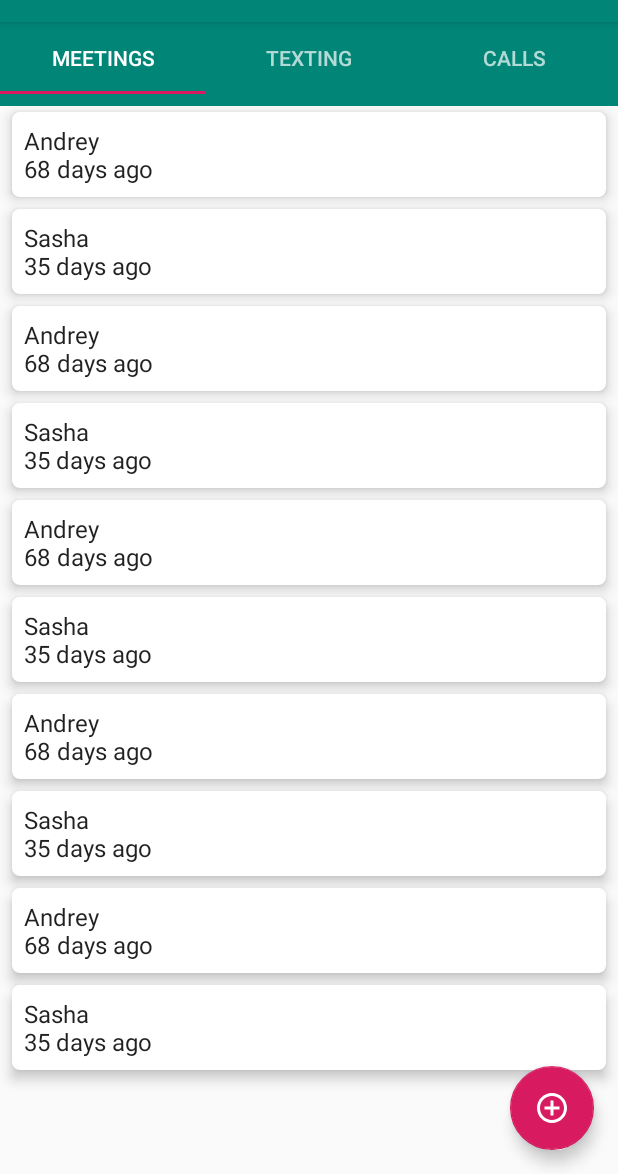
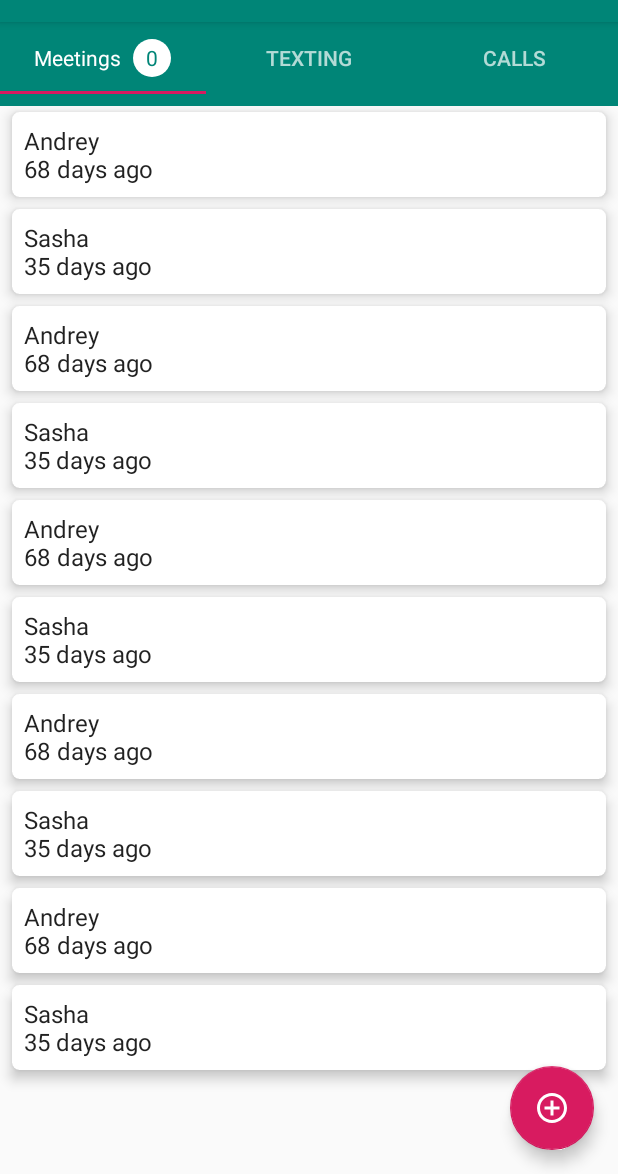
Before and after one commit to kirillsmirnov1/Friends-reminder-android, an Android app: the screen it shows after launch (MainActivity), on a phone screen of 412 x 824 dp, the part 62-1236 px from its top. Run offline under Robolectric (Android 15) with nearby library versions, the light colour scheme and no system bars.

Commit message:
Use custom tab view

```diff
--- a/app/build.gradle
+++ b/app/build.gradle
@@ -1,4 +1,6 @@
 apply plugin: 'com.android.application'
+apply plugin: 'kotlin-android-extensions'
+apply plugin: 'kotlin-android'
 
 android {
     compileSdkVersion 29
@@ -29,4 +31,8 @@ dependencies {
     testImplementation 'junit:junit:4.12'
     androidTestImplementation 'androidx.test:runner:1.1.0-alpha4'
     androidTestImplementation 'androidx.test.espresso:espresso-core:3.1.0-alpha4'
+    implementation "org.jetbrains.kotlin:kotlin-stdlib-jdk7:$kotlin_version"
 }
+repositories {
+    mavenCentral()
+}
--- a/app/src/main/java/com/trulden/friends/activity/MainActivity.java
+++ b/app/src/main/java/com/trulden/friends/activity/MainActivity.java
@@ -2,8 +2,6 @@ package com.trulden.friends.activity;
 
 import android.content.Intent;
 import android.os.Bundle;
-import android.util.Log;
-import androidx.annotation.NonNull;
 import androidx.annotation.Nullable;
 import androidx.appcompat.app.AppCompatActivity;
 import androidx.appcompat.widget.Toolbar;
@@ -14,6 +12,7 @@ import androidx.viewpager.widget.ViewPager;
 import com.google.android.material.tabs.TabLayout;
 import com.trulden.friends.adapter.PagerAdapter;
 import com.trulden.friends.R;
+import com.trulden.friends.adapter.TabCounterView;
 
 public class MainActivity extends AppCompatActivity {
 
@@ -34,7 +33,9 @@ public class MainActivity extends AppCompatActivity {
     private void initTabsAndPageViewer() {
         TabLayout tabLayout = findViewById(R.id.tab_layout);
 
-        tabLayout.addTab(tabLayout.newTab().setText(R.string.meetings)); // TODO имена и прочие параметры вкладок должны браться не из констант
+        TabCounterView tcv = new TabCounterView(this, "Meetings", 0);
+
+        tabLayout.addTab(tabLayout.newTab().setCustomView(tcv)); // TODO имена и прочие параметры вкладок должны браться не из констант
         tabLayout.addTab(tabLayout.newTab().setText(R.string.texting));         // Но это когда я настрою бд
         tabLayout.addTab(tabLayout.newTab().setText(R.string.calls));
 
--- /dev/null
+++ b/app/src/main/java/com/trulden/friends/adapter/TabCounterView.java
@@ -0,0 +1,35 @@
+package com.trulden.friends.adapter;
+
+import android.content.Context;
+import android.content.res.TypedArray;
+import android.util.AttributeSet;
+import android.widget.LinearLayout;
+import android.widget.TextView;
+import com.trulden.friends.R;
+import com.trulden.friends.activity.MainActivity;
+
+public class TabCounterView extends LinearLayout {
+
+    private TextView mCounterView;
+    private TextView mLabelView;
+
+    public TabCounterView(Context context, String label, int counter) {
+        super(context);
+
+        inflate(context, R.layout.tab_counter_view, this);
+
+        mCounterView = findViewById(R.id.tab_content_count);
+        mLabelView = findViewById(R.id.tab_label);
+
+        setLabelText(label);
+        setCounter(counter);
+    }
+
+    public void setLabelText(String text){
+        mLabelView.setText(text);
+    }
+
+    public void setCounter(int counter){
+        mCounterView.setText(String.valueOf(counter));
+    }
+}
--- a/app/src/main/res/layout/tab_layout.xml
+++ b/app/src/main/res/layout/tab_counter_view.xml
@@ -9,7 +9,7 @@
         >
 
     <TextView
-            android:id="@+id/tab_title"
+            android:id="@+id/tab_label"
             android:text="Meetings"
             android:layout_width="wrap_content"
             android:layout_height="wrap_content"
--- a/build.gradle
+++ b/build.gradle
@@ -1,6 +1,7 @@
 // Top-level build file where you can add configuration options common to all sub-projects/modules.
 
 buildscript {
+    ext.kotlin_version = '1.3.41'
     repositories {
         google()
         jcenter()
@@ -8,6 +9,7 @@ buildscript {
     }
     dependencies {
         classpath 'com.android.tools.build:gradle:3.1.0'
+        classpath "org.jetbrains.kotlin:kotlin-gradle-plugin:$kotlin_version"
 
         // NOTE: Do not place your application dependencies here; they belong
         // in the individual module build.gradle files
```
Also changed, not shown: app/src/main/res/values/attrs.xml (added, +7 -0 lines).
